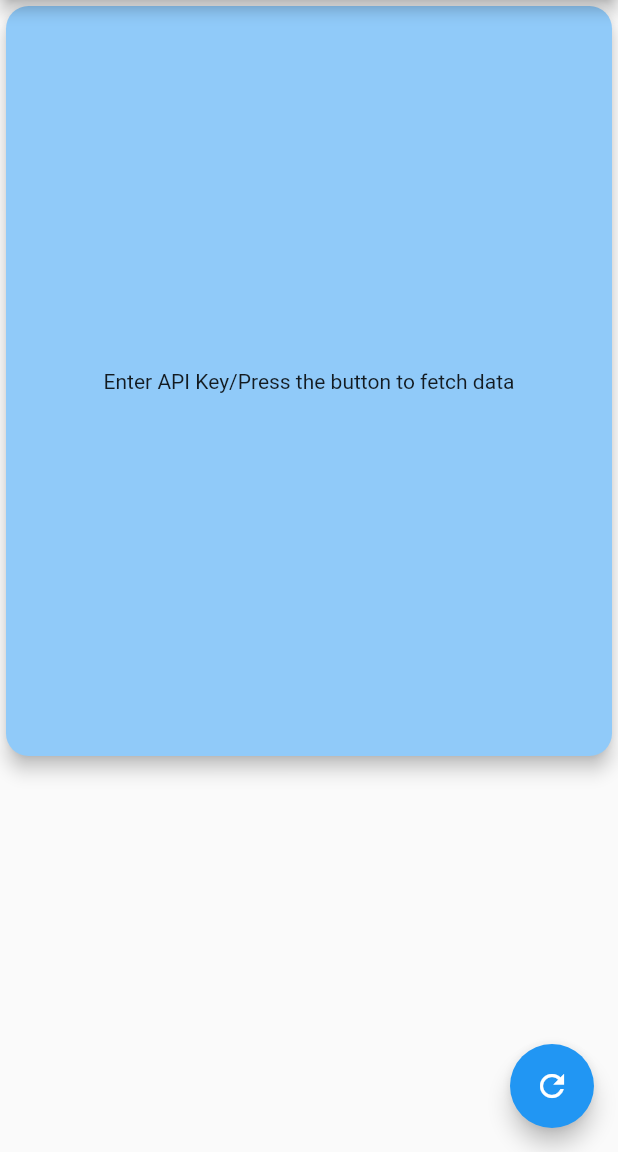
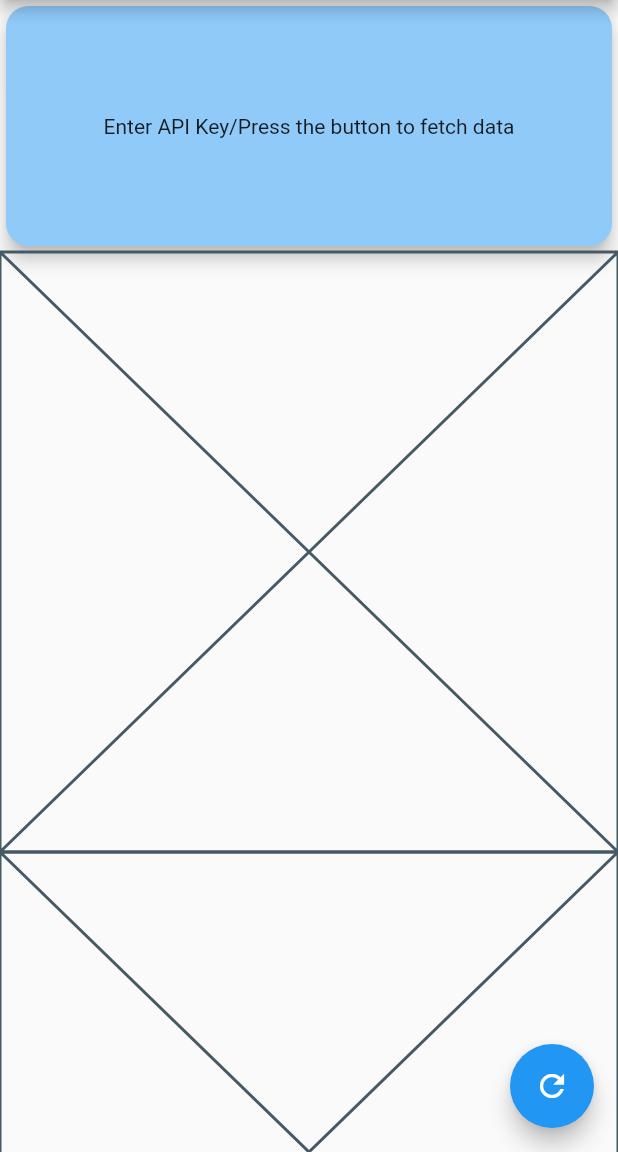
Before and after one commit to SU008/Flutter_Trading212_Portfolio, a Flutter app: the screen it shows after launch, on a phone screen of 412 x 824 dp, the part 84-1236 px from its top. Run offline on Flutter 3.47's test engine with Material 2 defaults, Android fonts, the phone set to English and light mode, and no system bars; our stand-ins replace bloc, easy_debounce, flutter_bloc, flutter_dotenv; missing offline and left inert: debounce_throttle.

Commit message:
get account cash seperated widget

```diff
--- a/lib/screens/homescreen.dart
+++ b/lib/screens/homescreen.dart
@@ -20,7 +20,35 @@ class _MyHomePageState extends State<MyHomePage> {
       appBar: AppBar(
         title: const Text('Trading 212 Portfolio'),
       ),
-      body: Card(
+      body: SingleChildScrollView(
+        child: Column(
+          crossAxisAlignment: CrossAxisAlignment.center,
+          children: [
+            ShowAccountCash(),
+            Placeholder(),
+            Placeholder(),
+
+          ],
+        ),
+      ),
+      floatingActionButton: FloatingActionButton(
+        onPressed: () {
+          T212apibloc.add(GetAccountDataEventModel());
+        },
+        child: const Icon(Icons.refresh),
+      ),
+    );
+  }
+}
+
+class ShowAccountCash extends StatelessWidget {
+  const ShowAccountCash({
+    super.key,
+  });
+
+  @override
+  Widget build(BuildContext context) {
+    return Card(
 
       elevation: 5, // Optional: Add elevation for a shadow effect
       color: Colors.blue[200],
@@ -29,7 +57,7 @@ class _MyHomePageState extends State<MyHomePage> {
         BorderRadius.circular(15.0), // Adjust the radius as needed
       ),
       child: Container(
-          height: 500,
+        height: 160,
         padding: const EdgeInsets.all(16.0),
         child: BlocBuilder<T212ApiBloc, T212ApiState>(
           builder: (context, state) {
@@ -41,6 +69,9 @@ class _MyHomePageState extends State<MyHomePage> {
               return const Center(child: CircularProgressIndicator());
             } else if (state is PersonalPortfolioLoadedStateModel) {
               AccountCash accountcash = state.data;
+              num portfolio = accountcash.invested.toDouble() + accountcash.ppl.toDouble();
+              String myportfolio = portfolio.toStringAsFixed(2);
+
 
               print(accountcash);
               return  Column(
@@ -82,7 +113,7 @@ class _MyHomePageState extends State<MyHomePage> {
                                   mainAxisAlignment: MainAxisAlignment.start,
                                   crossAxisAlignment: CrossAxisAlignment.start,
                                   children: [
-                                      Text('Portfolio : ${accountcash.invested.toDouble() + accountcash.ppl.toDouble()}'),
+                                    Text('Portfolio : ${myportfolio}'),
                                     Text('Invested : ${accountcash.invested }'),
 
                                   ],
@@ -102,9 +133,6 @@ class _MyHomePageState extends State<MyHomePage> {
 
                             )
 
-
-
-
                           ],
                         ),
                       ),
@@ -120,13 +148,6 @@ class _MyHomePageState extends State<MyHomePage> {
             }
           },
         ),
-        ),
-      ),
-      floatingActionButton: FloatingActionButton(
-        onPressed: () {
-          T212apibloc.add(GetAccountDataEventModel());
-        },
-        child: const Icon(Icons.refresh),
       ),
     );
   }
--- a/lib/services/T212_API_Bloc/t212_api_bloc.dart
+++ b/lib/services/T212_API_Bloc/t212_api_bloc.dart
@@ -7,6 +7,7 @@ import 'package:meta/meta.dart';
 
 import 'package:http/http.dart' as http;
 import 'package:flutter_dotenv/flutter_dotenv.dart'; //for .env file
+import 'package:easy_debounce/easy_debounce.dart';//debounce
 
 
 import '../../data_models/account_cash_model.dart';
@@ -17,7 +18,7 @@ part 't212_api_state.dart';
 
 class T212ApiBloc extends Bloc<T212ApiEvent, T212ApiState> {
 
-  final Throttle throttle = Throttle(const Duration(seconds: 1), initialValue: ''); // 1 call per second
+  final Throttle throttle = Throttle(const Duration(milliseconds: 300), initialValue: ''); // 1 call per second
 
 
   T212ApiBloc() : super(T212ApiInitial()) {
@@ -32,8 +33,6 @@ class T212ApiBloc extends Bloc<T212ApiEvent, T212ApiState> {
 
     await dotenv.load(); //done in main.dart instead
     String tempAPI_key = dotenv.env['API_KEY'] ?? "Your_API_Key_During_Testing";
-
-
 
     emit(LoadingState());
     var theUrl = Uri.parse('https://live.trading212.com/api/v0/equity/account/cash');
@@ -52,7 +51,6 @@ class T212ApiBloc extends Bloc<T212ApiEvent, T212ApiState> {
       print("map data: $data");
 
       AccountCash accountCash = AccountCash.fromJson(data);
-
 
       print("AccountCash successfully decoded: $accountCash"); // Add this line
 
--- a/pubspec.yaml
+++ b/pubspec.yaml
@@ -28,6 +28,7 @@ environment:
 # the latest version available on pub.dev. To see which dependencies have newer
 # versions available, run `flutter pub outdated`.
 dependencies:
+  easy_debounce:
   flutter_dotenv: ^5.1.0
   intl:
   debounce_throttle:
```
Also changed, not shown: pubspec.lock. Lines whose indentation alone changed are shown as unchanged.
